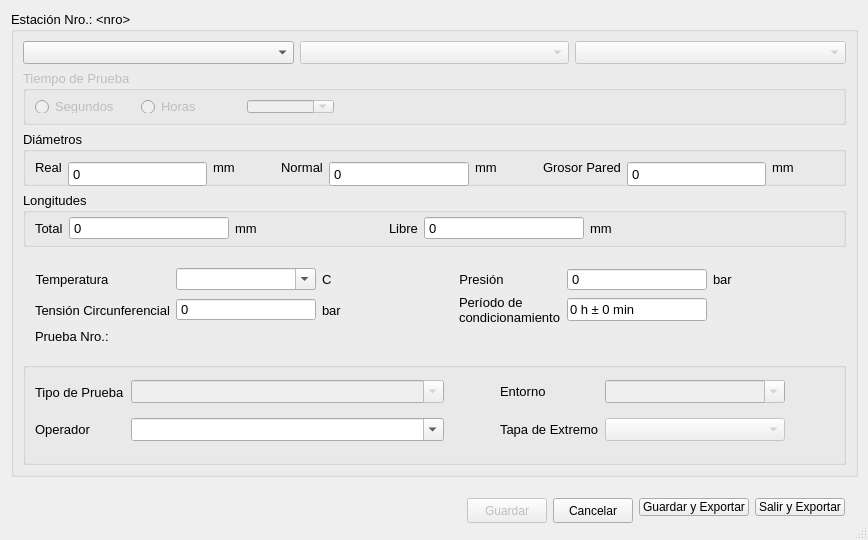
The window that components/setstation.ui (eastanganelli/HoopTesting_DataCollector) describes before a commit, drawn with Qt 5.
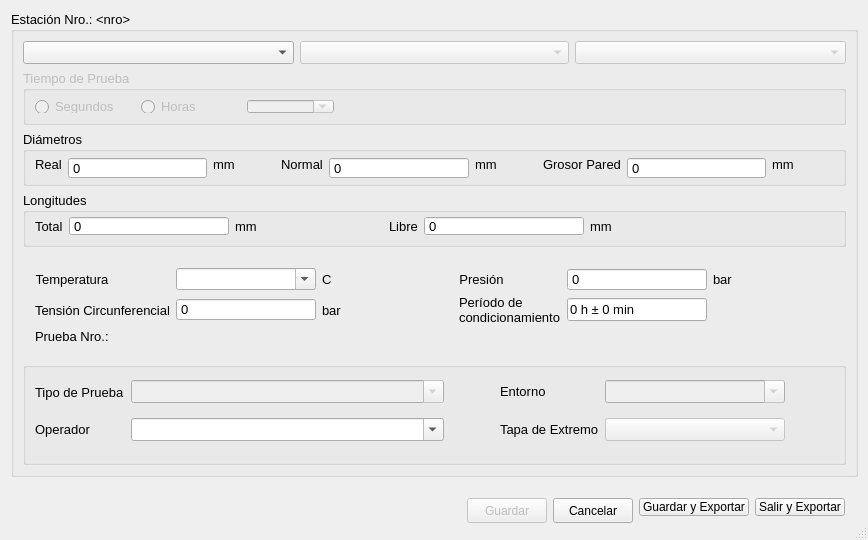
The same window after the commit. Icons and pictures are not drawn.

The edit to the form file:
```diff
--- a/components/setstation.ui
+++ b/components/setstation.ui
@@ -107,10 +107,10 @@
           <number>6</number>
          </property>
          <property name="topMargin">
-          <number>0</number>
+          <number>3</number>
          </property>
          <property name="bottomMargin">
-          <number>0</number>
+          <number>8</number>
          </property>
          <item>
           <widget class="QLabel" name="lblLenTotal">
@@ -718,10 +718,28 @@
           <pointsize>10</pointsize>
          </font>
         </property>
+        <property name="styleSheet">
+         <string notr="true"/>
+        </property>
         <property name="title">
          <string>Diámetros</string>
         </property>
+        <property name="flat">
+         <bool>false</bool>
+        </property>
         <layout class="QHBoxLayout" name="horizontalLayout_3">
+         <property name="spacing">
+          <number>6</number>
+         </property>
+         <property name="sizeConstraint">
+          <enum>QLayout::SizeConstraint::SetDefaultConstraint</enum>
+         </property>
+         <property name="topMargin">
+          <number>5</number>
+         </property>
+         <property name="bottomMargin">
+          <number>11</number>
+         </property>
          <item>
           <widget class="QLabel" name="lblDiamExt">
            <property name="sizePolicy">
@@ -730,6 +748,12 @@
              <verstretch>0</verstretch>
             </sizepolicy>
            </property>
+           <property name="minimumSize">
+            <size>
+             <width>0</width>
+             <height>0</height>
+            </size>
+           </property>
            <property name="text">
             <string>Real</string>
            </property>
@@ -746,12 +770,36 @@
            <property name="minimumSize">
             <size>
              <width>80</width>
-             <height>26</height>
+             <height>22</height>
             </size>
            </property>
+           <property name="sizeIncrement">
+            <size>
+             <width>0</width>
+             <height>0</height>
+            </size>
+           </property>
+           <property name="baseSize">
+            <size>
+             <width>0</width>
+             <height>0</height>
+            </size>
+           </property>
+           <property name="frame">
+            <bool>true</bool>
+           </property>
+           <property name="alignment">
+            <set>Qt::AlignmentFlag::AlignLeading|Qt::AlignmentFlag::AlignLeft|Qt::AlignmentFlag::AlignTop</set>
+           </property>
            <property name="buttonSymbols">
             <enum>QAbstractSpinBox::ButtonSymbols::NoButtons</enum>
            </property>
+           <property name="correctionMode">
+            <enum>QAbstractSpinBox::CorrectionMode::CorrectToNearestValue</enum>
+           </property>
+           <property name="showGroupSeparator" stdset="0">
+            <bool>false</bool>
+           </property>
            <property name="maximum">
             <number>5000</number>
            </property>
@@ -801,15 +849,30 @@
          </item>
          <item>
           <widget class="QSpinBox" name="inputDiamNormal">
+           <property name="sizePolicy">
+            <sizepolicy hsizetype="Minimum" vsizetype="Fixed">
+             <horstretch>0</horstretch>
+             <verstretch>0</verstretch>
+            </sizepolicy>
+           </property>
            <property name="minimumSize">
             <size>
              <width>80</width>
-             <height>26</height>
+             <height>22</height>
             </size>
            </property>
+           <property name="alignment">
+            <set>Qt::AlignmentFlag::AlignLeading|Qt::AlignmentFlag::AlignLeft|Qt::AlignmentFlag::AlignTop</set>
+           </property>
            <property name="buttonSymbols">
             <enum>QAbstractSpinBox::ButtonSymbols::NoButtons</enum>
            </property>
+           <property name="correctionMode">
+            <enum>QAbstractSpinBox::CorrectionMode::CorrectToNearestValue</enum>
+           </property>
+           <property name="showGroupSeparator" stdset="0">
+            <bool>false</bool>
+           </property>
            <property name="maximum">
             <number>5000</number>
            </property>
@@ -859,15 +922,30 @@
          </item>
          <item>
           <widget class="QSpinBox" name="inputWallThickness">
+           <property name="sizePolicy">
+            <sizepolicy hsizetype="Minimum" vsizetype="Fixed">
+             <horstretch>0</horstretch>
+             <verstretch>0</verstretch>
+            </sizepolicy>
+           </property>
            <property name="minimumSize">
             <size>
              <width>80</width>
-             <height>26</height>
+             <height>22</height>
             </size>
            </property>
+           <property name="alignment">
+            <set>Qt::AlignmentFlag::AlignLeading|Qt::AlignmentFlag::AlignLeft|Qt::AlignmentFlag::AlignTop</set>
+           </property>
            <property name="buttonSymbols">
             <enum>QAbstractSpinBox::ButtonSymbols::NoButtons</enum>
            </property>
+           <property name="correctionMode">
+            <enum>QAbstractSpinBox::CorrectionMode::CorrectToNearestValue</enum>
+           </property>
+           <property name="showGroupSeparator" stdset="0">
+            <bool>false</bool>
+           </property>
            <property name="maximum">
             <number>5000</number>
            </property>
```
Left out of the diff: 6 changed lines with no effect on the pictures.
